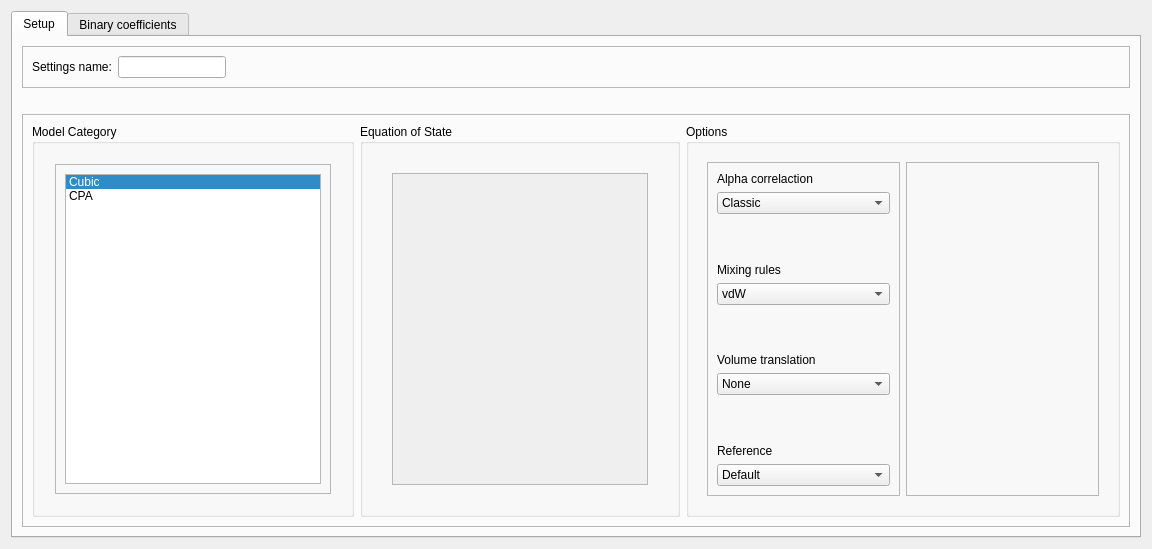
thermotools/thermopack, file addon/pycThermopack/pyctp/gui/widgets/layouts/model_select_widget.ui: the form before one commit.
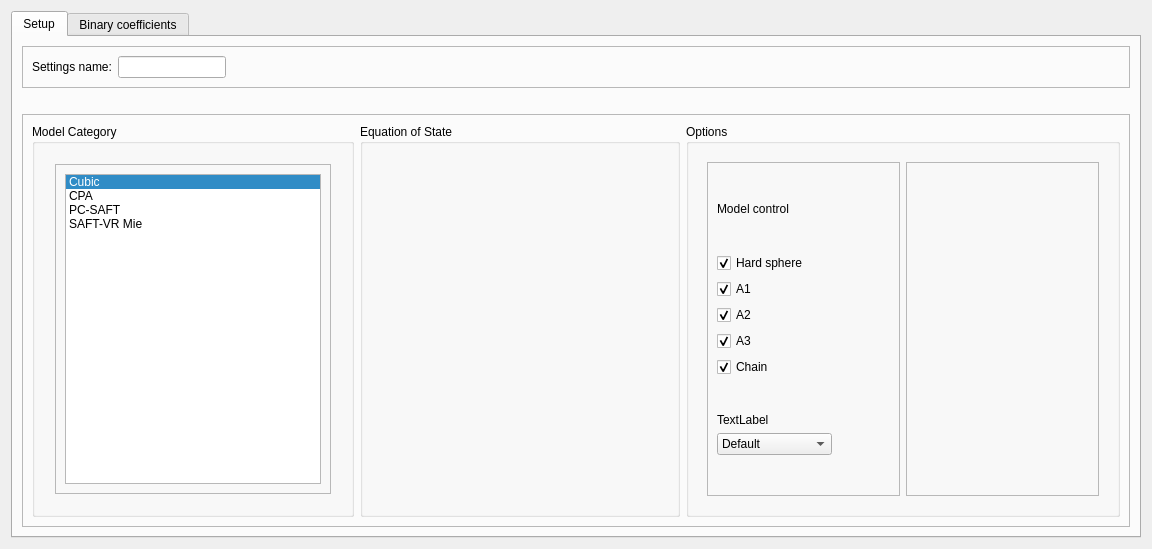
The form after the commit. The open tabs and pages were chosen to show the change.

Commit message: Add PC-SAFT & SAFT-VR Mie as model options in the model selection menu

```diff
--- a/addon/pycThermopack/pyctp/gui/widgets/layouts/model_select_widget.ui
+++ b/addon/pycThermopack/pyctp/gui/widgets/layouts/model_select_widget.ui
@@ -163,6 +163,16 @@
                     <string>CPA</string>
                    </property>
                   </item>
+                  <item>
+                   <property name="text">
+                    <string>PC-SAFT</string>
+                   </property>
+                  </item>
+                  <item>
+                   <property name="text">
+                    <string>SAFT-VR Mie</string>
+                   </property>
+                  </item>
                  </widget>
                 </item>
                </layout>
@@ -204,15 +214,7 @@
                 <number>1</number>
                </property>
                <widget class="QWidget" name="eos_page_0">
-                <layout class="QVBoxLayout" name="verticalLayout_3">
-                 <item>
-                  <widget class="QListView" name="listView">
-                   <property name="enabled">
-                    <bool>false</bool>
-                   </property>
-                  </widget>
-                 </item>
-                </layout>
+                <layout class="QVBoxLayout" name="verticalLayout_3"/>
                </widget>
                <widget class="QWidget" name="eos_page_1">
                 <layout class="QHBoxLayout" name="horizontalLayout_2">
@@ -490,6 +492,169 @@
                  </item>
                 </layout>
                </widget>
+               <widget class="QWidget" name="options_page_saftvrmie">
+                <layout class="QHBoxLayout" name="horizontalLayout_6">
+                 <item>
+                  <widget class="QFrame" name="frame_6">
+                   <property name="frameShape">
+                    <enum>QFrame::StyledPanel</enum>
+                   </property>
+                   <property name="frameShadow">
+                    <enum>QFrame::Raised</enum>
+                   </property>
+                   <layout class="QGridLayout" name="gridLayout_3">
+                    <item row="2" column="0">
+                     <spacer name="verticalSpacer_8">
+                      <property name="orientation">
+                       <enum>Qt::Vertical</enum>
+                      </property>
+                      <property name="sizeHint" stdset="0">
+                       <size>
+                        <width>20</width>
+                        <height>40</height>
+                       </size>
+                      </property>
+                     </spacer>
+                    </item>
+                    <item row="1" column="0" colspan="3">
+                     <widget class="QLabel" name="label_6">
+                      <property name="sizePolicy">
+                       <sizepolicy hsizetype="Preferred" vsizetype="Maximum">
+                        <horstretch>0</horstretch>
+                        <verstretch>0</verstretch>
+                       </sizepolicy>
+                      </property>
+                      <property name="text">
+                       <string>Model control</string>
+                      </property>
+                     </widget>
+                    </item>
+                    <item row="8" column="0">
+                     <spacer name="verticalSpacer_4">
+                      <property name="orientation">
+                       <enum>Qt::Vertical</enum>
+                      </property>
+                      <property name="sizeHint" stdset="0">
+                       <size>
+                        <width>20</width>
+                        <height>40</height>
+                       </size>
+                      </property>
+                     </spacer>
+                    </item>
+                    <item row="4" column="0" colspan="3">
+                     <widget class="QCheckBox" name="saftvrmie_a1">
+                      <property name="text">
+                       <string>A1</string>
+                      </property>
+                      <property name="checked">
+                       <bool>true</bool>
+                      </property>
+                     </widget>
+                    </item>
+                    <item row="5" column="0" colspan="3">
+                     <widget class="QCheckBox" name="saftvrmie_a2">
+                      <property name="text">
+                       <string>A2</string>
+                      </property>
+                      <property name="checked">
+                       <bool>true</bool>
+                      </property>
+                     </widget>
+                    </item>
+                    <item row="3" column="0" colspan="3">
+                     <widget class="QCheckBox" name="saftvrmie_hard_sphere">
+                      <property name="text">
+                       <string>Hard sphere</string>
+                      </property>
+                      <property name="checked">
+                       <bool>true</bool>
+                      </property>
+                     </widget>
+                    </item>
+                    <item row="0" column="0">
+                     <spacer name="verticalSpacer_6">
+                      <property name="orientation">
+                       <enum>Qt::Vertical</enum>
+                      </property>
+                      <property name="sizeHint" stdset="0">
+                       <size>
+                        <width>20</width>
+                        <height>40</height>
+                       </size>
+                      </property>
+                     </spacer>
+                    </item>
+                    <item row="6" column="0" colspan="3">
+                     <widget class="QCheckBox" name="saftvrmie_a3">
+                      <property name="text">
+                       <string>A3</string>
+                      </property>
+                      <property name="checked">
+                       <bool>true</bool>
+                      </property>
+                     </widget>
+                    </item>
+                    <item row="10" column="0" colspan="2">
+                     <widget class="QComboBox" name="saftvrmie_ref">
+                      <item>
+                       <property name="text">
+                        <string>Default</string>
+                       </property>
+                      </item>
+                     </widget>
+                    </item>
+                    <item row="11" column="0">
+                     <spacer name="verticalSpacer_5">
+                      <property name="orientation">
+                       <enum>Qt::Vertical</enum>
+                      </property>
+                      <property name="sizeHint" stdset="0">
+                       <size>
+                        <width>20</width>
+                        <height>40</height>
+                       </size>
+                      </property>
+                     </spacer>
+                    </item>
+                    <item row="9" column="0">
+                     <widget class="QLabel" name="label_7">
+                      <property name="sizePolicy">
+                       <sizepolicy hsizetype="Preferred" vsizetype="Maximum">
+                        <horstretch>0</horstretch>
+                        <verstretch>0</verstretch>
+                       </sizepolicy>
+                      </property>
+                      <property name="text">
+                       <string>TextLabel</string>
+                      </property>
+                     </widget>
+                    </item>
+                    <item row="7" column="0">
+                     <widget class="QCheckBox" name="saftvrmie_chain">
+                      <property name="text">
+                       <string>Chain</string>
+                      </property>
+                      <property name="checked">
+                       <bool>true</bool>
+                      </property>
+                     </widget>
+                    </item>
+                   </layout>
+                  </widget>
+                 </item>
+                 <item>
+                  <widget class="QFrame" name="frame_7">
+                   <property name="frameShape">
+                    <enum>QFrame::StyledPanel</enum>
+                   </property>
+                   <property name="frameShadow">
+                    <enum>QFrame::Raised</enum>
+                   </property>
+                  </widget>
+                 </item>
+                </layout>
+               </widget>
               </widget>
              </item>
             </layout>
```
Left out of the diff: 26 changed lines with no effect on the pictures. The commit also changes 3 other files.
